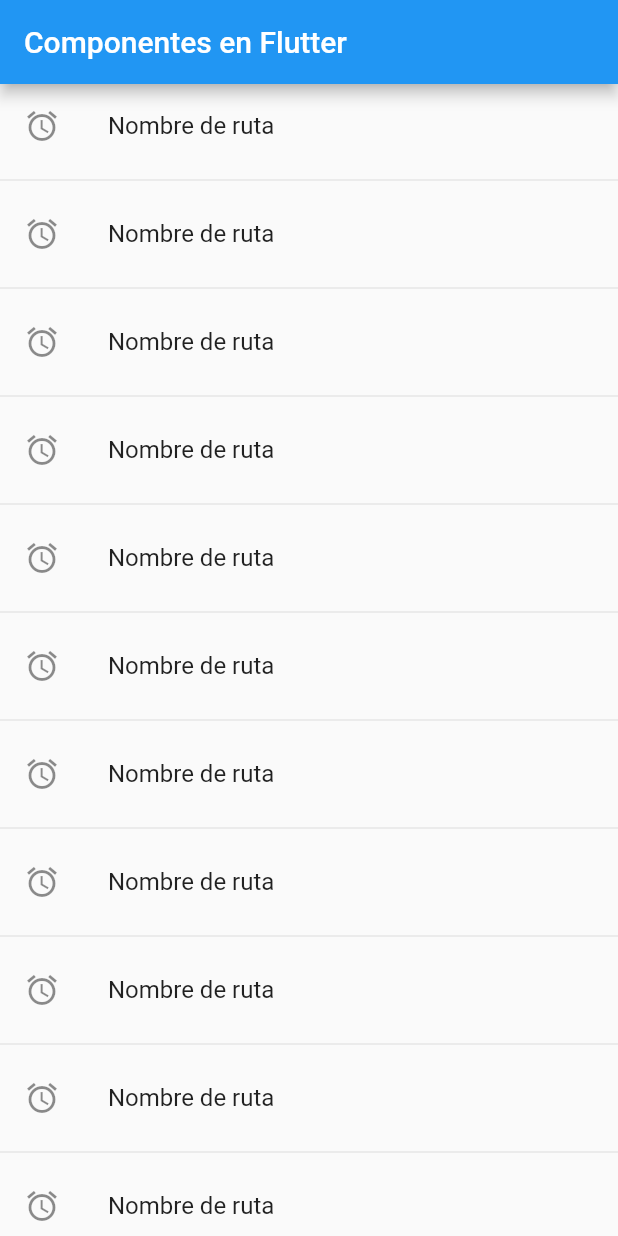
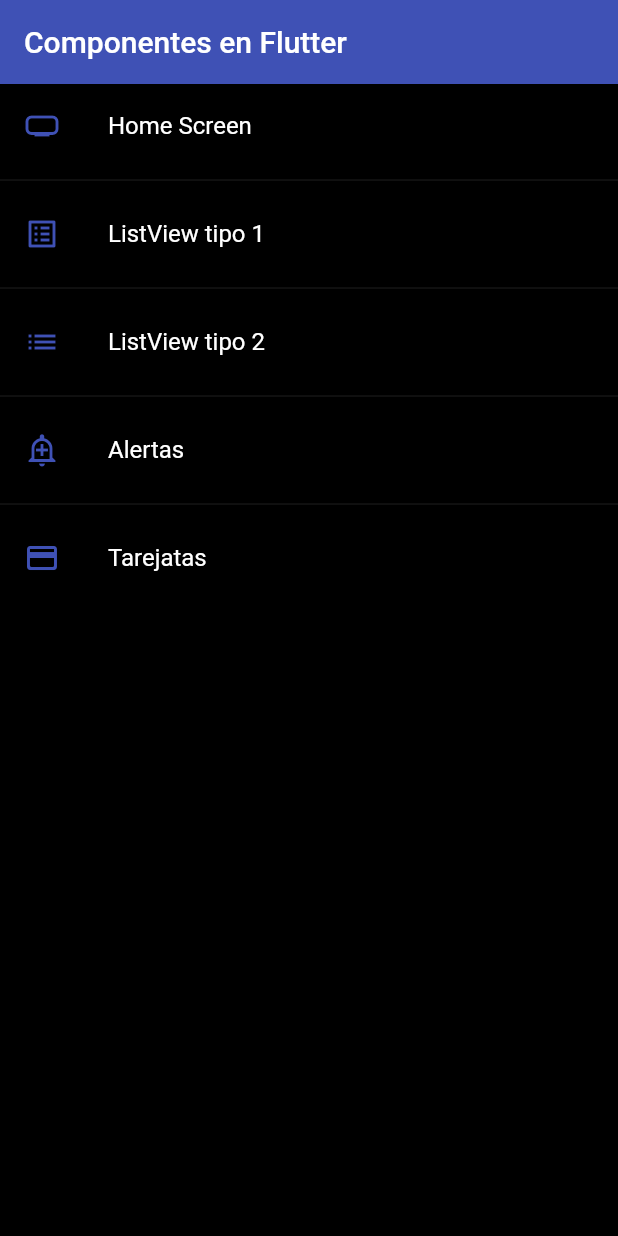
Before and after one commit to alexqgon93/flutter_components, a Flutter app: the screen it shows after launch, on a phone screen of 412 x 824 dp. Run offline on Flutter 3.47's test engine with Material 2 defaults, Android fonts, the phone set to English and light mode, and no system bars.

Commit message:
Added new card and new routes

```diff
--- a/lib/main.dart
+++ b/lib/main.dart
@@ -1,6 +1,6 @@
 import 'package:flutter/material.dart';
 import 'package:flutter_components/router/app_routes.dart';
-import 'package:flutter_components/screens/screens.dart';
+import 'package:flutter_components/theme/app_theme.dart';
 
 void main() => runApp(const MyApp());
 
@@ -10,10 +10,12 @@ class MyApp extends StatelessWidget {
   @override
   Widget build(BuildContext context) {
     return MaterialApp(
-        debugShowCheckedModeBanner: false,
-        title: 'Material App',
-        initialRoute: AppRoutes.initialRoute,
-        routes: AppRoutes.routes,
-        onGenerateRoute: AppRoutes.onGenerateRoute);
+      debugShowCheckedModeBanner: false,
+      title: 'Material App',
+      initialRoute: AppRoutes.initialRoute,
+      routes: AppRoutes.getAppRoutes(),
+      onGenerateRoute: AppRoutes.onGenerateRoute,
+      theme: AppTheme.darkTheme,
+    );
   }
 }
--- a/lib/router/app_routes.dart
+++ b/lib/router/app_routes.dart
@@ -33,13 +33,22 @@ class AppRoutes {
         icon: Icons.credit_card_rounded),
   ];
 
-  static Map<String, Widget Function(BuildContext)> routes = {
+  static Map<String, Widget Function(BuildContext)> getAppRoutes() {
+    Map<String, Widget Function(BuildContext)> appRoutes = {};
+
+    for (final option in menuOptions) {
+      appRoutes.addAll({option.route: (context) => option.screen});
+    }
+    return appRoutes;
+  }
+
+  /* static Map<String, Widget Function(BuildContext)> routes = {
     'home': (context) => const HomeScreen(),
     'listView1': (context) => const Listview1Screen(),
     'listView2': (context) => const Listview2Screen(),
     'alert': (context) => const AlertScreen(),
     'card': (context) => const CardScreen(),
-  };
+  }; */
 
   static Route<dynamic> onGenerateRoute(RouteSettings settings) {
     return MaterialPageRoute(
--- a/lib/screens/home_screen.dart
+++ b/lib/screens/home_screen.dart
@@ -1,24 +1,27 @@
 import 'package:flutter/material.dart';
-import 'package:flutter_components/screens/listview1_screen.dart';
+import 'package:flutter_components/router/app_routes.dart';
+import 'package:flutter_components/theme/app_theme.dart';
 
 class HomeScreen extends StatelessWidget {
   const HomeScreen({Key? key}) : super(key: key);
 
   @override
   Widget build(BuildContext context) {
+    final menuOptions = AppRoutes.menuOptions;
     return Scaffold(
         appBar: AppBar(
           title: const Text('Componentes en Flutter'),
         ),
         body: ListView.separated(
             itemBuilder: (context, index) => ListTile(
-                  title: const Text('Nombre de ruta'),
-                  leading: const Icon(Icons.access_alarm_outlined),
+                  title: Text(menuOptions[index].name),
+                  leading:
+                      Icon(menuOptions[index].icon, color: AppTheme.primary),
                   onTap: () {
-                    Navigator.pushNamed(context, 'card');
+                    Navigator.pushNamed(context, menuOptions[index].route);
                   },
                 ),
             separatorBuilder: (context, index) => const Divider(),
-            itemCount: 100));
+            itemCount: AppRoutes.menuOptions.length));
   }
 }
--- /dev/null
+++ b/lib/theme/app_theme.dart
@@ -0,0 +1,13 @@
+import 'package:flutter/material.dart';
+
+class AppTheme {
+  static const Color primary = Colors.indigo;
+  static final ThemeData lightTheme = ThemeData.light().copyWith(
+      primaryColor: Colors.indigo,
+      appBarTheme: const AppBarTheme(color: primary));
+
+  static final ThemeData darkTheme = ThemeData.dark().copyWith(
+      primaryColor: Colors.indigo,
+      appBarTheme: const AppBarTheme(color: primary),
+      scaffoldBackgroundColor: Colors.black);
+}
```
Also changed, not shown: lib/screens/card_screen.dart (+25 -3 lines).
